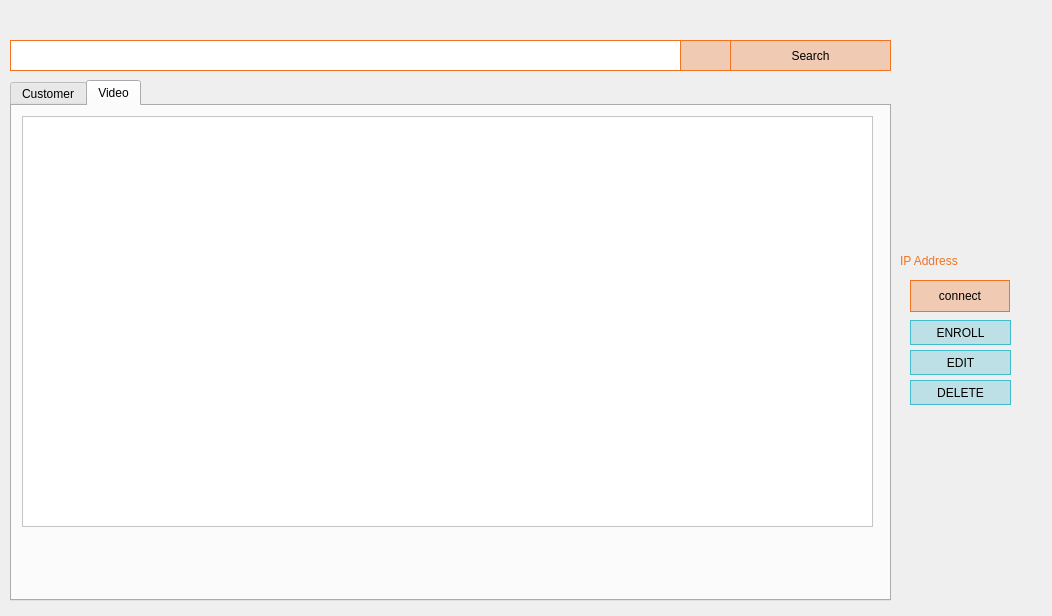
Qt form cctv_36/src/ui/search.ui (VEDA-ThirtySix/PAMS-client) before a commit.
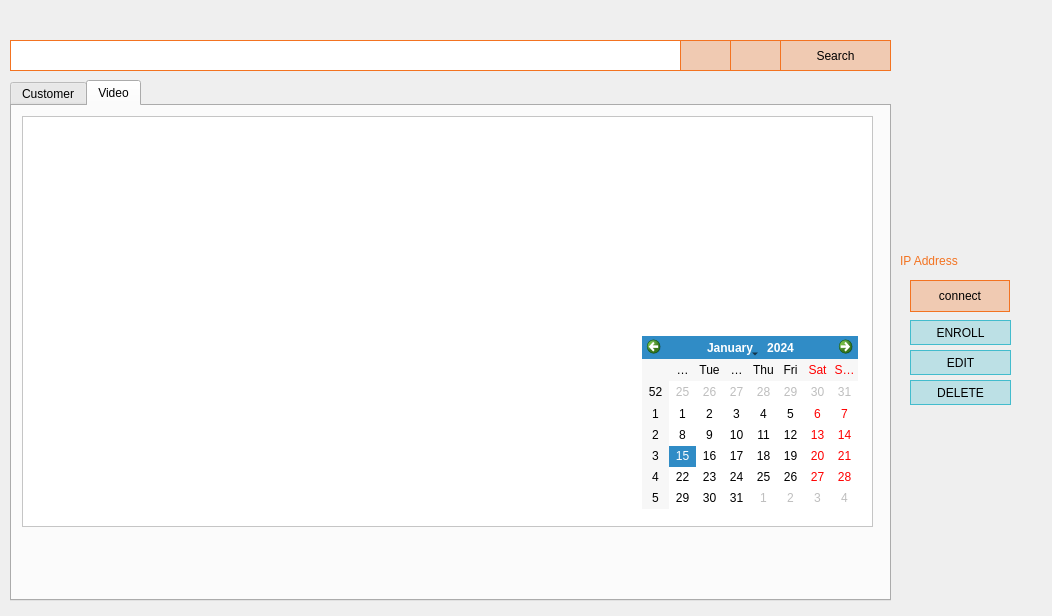
The same form after that commit. The open tabs and pages were chosen to show the change. Icons and pictures are not drawn.

Commit message:
feat: add calendar widget
- 사용성을 위해 날짜별 영상 검색을 위한 캘린더 위젯 추가

The edit to the form file:
```diff
--- a/cctv_36/src/ui/search.ui
+++ b/cctv_36/src/ui/search.ui
@@ -227,6 +227,16 @@
 }</string>
      </property>
     </widget>
+    <widget class="QCalendarWidget" name="calendarWidget">
+     <property name="geometry">
+      <rect>
+       <x>630</x>
+       <y>230</y>
+       <width>216</width>
+       <height>173</height>
+      </rect>
+     </property>
+    </widget>
    </widget>
   </widget>
   <widget class="QPushButton" name="pushButton_edit">
@@ -354,9 +364,9 @@
   <widget class="QPushButton" name="searchButton">
    <property name="geometry">
     <rect>
-     <x>730</x>
+     <x>780</x>
      <y>40</y>
-     <width>161</width>
+     <width>111</width>
      <height>31</height>
     </rect>
    </property>
@@ -417,6 +427,30 @@
     <string>IP Address</string>
    </property>
   </widget>
+  <widget class="QPushButton" name="pushButton">
+   <property name="geometry">
+    <rect>
+     <x>730</x>
+     <y>40</y>
+     <width>51</width>
+     <height>31</height>
+    </rect>
+   </property>
+   <property name="styleSheet">
+    <string notr="true">
+color:  rgb(255, 255, 255);
+background-color:rgba(243,115,33,0.3);
+border:1px solid rgb(243,115,33);
+font: 500 8pt &quot;Quicksand Medium&quot;;</string>
+   </property>
+   <property name="text">
+    <string/>
+   </property>
+   <property name="icon">
+    <iconset resource="../../images.qrc">
+     <normaloff>:/images/calendar.png</normaloff>:/images/calendar.png</iconset>
+   </property>
+  </widget>
  </widget>
  <resources>
   <include location="../../images.qrc"/>
```
Left out of the diff: 2 changed lines with no effect on the pictures. The commit also changes 7 other files.
